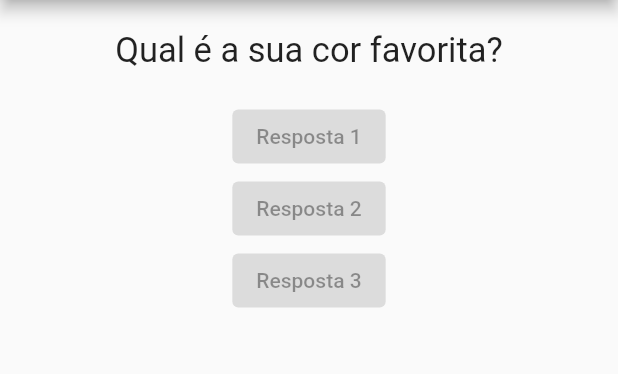
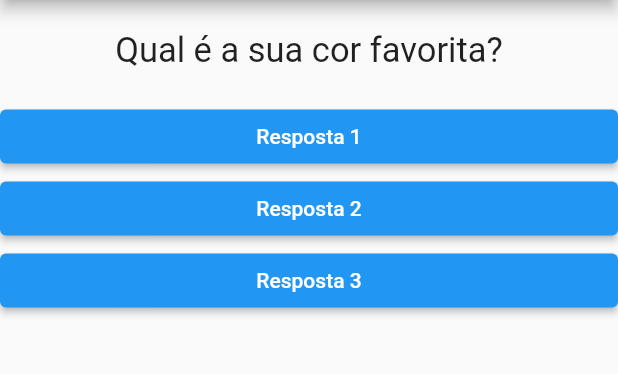
Before and after one commit to adejar12/flutter, a Flutter app: the screen it shows after launch, on a phone screen of 412 x 824 dp, the part 84-458 px from its top. Run offline on Flutter 3.47's test engine with Material 2 defaults, Android fonts, the phone set to English and light mode, and no system bars.

Commit message:
feat: passando resposta para a função callback

```diff
--- a/projeto_perguntas/lib/main.dart
+++ b/projeto_perguntas/lib/main.dart
@@ -12,13 +12,18 @@ class _PerguntaAppState extends State<PerguntaApp> {
   var _perguntaSelecionada = 0;
 
   void _responder() {
+    if (_perguntaSelecionada + 1 == 2) {
+      setState(() {
+        _perguntaSelecionada = 0;
+      });
+      return;
+    }
+
     //Sempre que precisar renderizar, chame o setState
     //Parecido com o useState do React
     setState(() {
       _perguntaSelecionada++;
     });
-    print('pergunta respondida!');
-    print('_perguntaSelecionada ==> $_perguntaSelecionada');
   }
 
   @override
@@ -36,9 +41,9 @@ class _PerguntaAppState extends State<PerguntaApp> {
         body: Column(
           children: [
             Questao(perguntas[_perguntaSelecionada]),
-            Resposta('Resposta 1'),
-            Resposta('Resposta 2'),
-            Resposta('Resposta 3'),
+            Resposta('Resposta 1', _responder),
+            Resposta('Resposta 2', _responder),
+            Resposta('Resposta 3', _responder),
           ],
         ),
       ),
--- a/projeto_perguntas/lib/respostas.dart
+++ b/projeto_perguntas/lib/respostas.dart
@@ -2,11 +2,22 @@ import 'package:flutter/material.dart';
 
 class Resposta extends StatelessWidget {
   final String texto;
+  final void Function() quandoSelecionado;
 
-  Resposta(this.texto);
+  Resposta(this.texto, this.quandoSelecionado);
 
   @override
   Widget build(BuildContext context) {
-    return ElevatedButton(onPressed: null, child: Text(texto));
+    return Container(
+      width: double.infinity,
+      child: ElevatedButton(
+        onPressed: quandoSelecionado,
+        child: Text(texto),
+        style: ElevatedButton.styleFrom(
+          primary: Colors.blue,
+          onPrimary: Colors.white,
+        ),
+      ),
+    );
   }
 }
```
